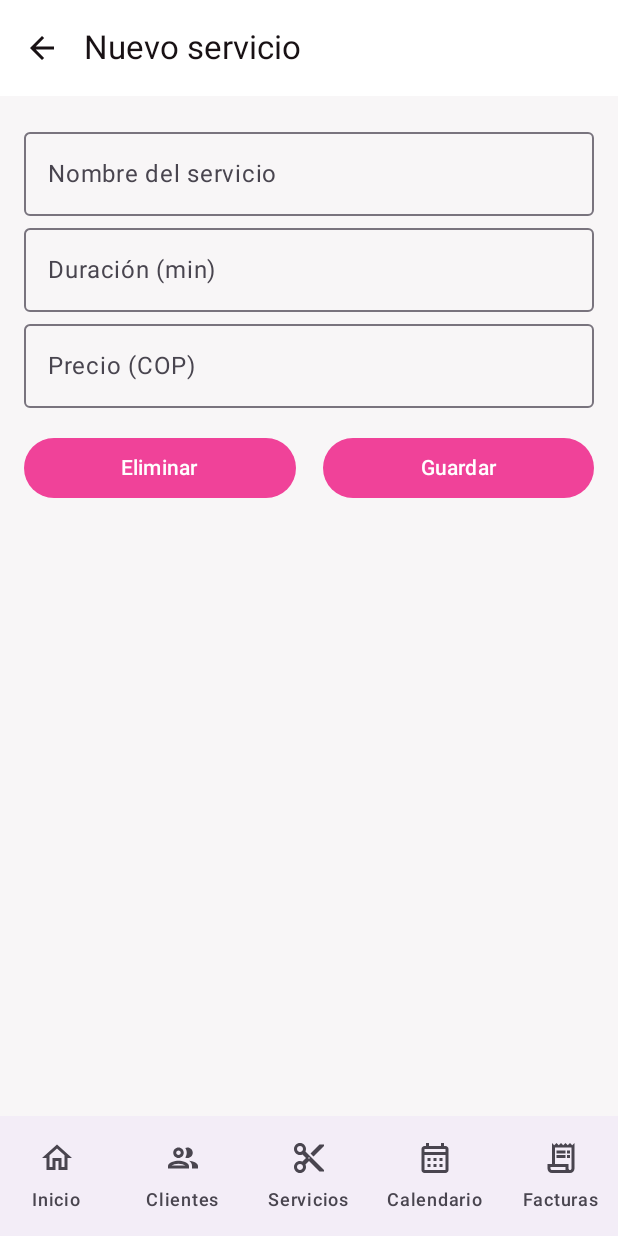
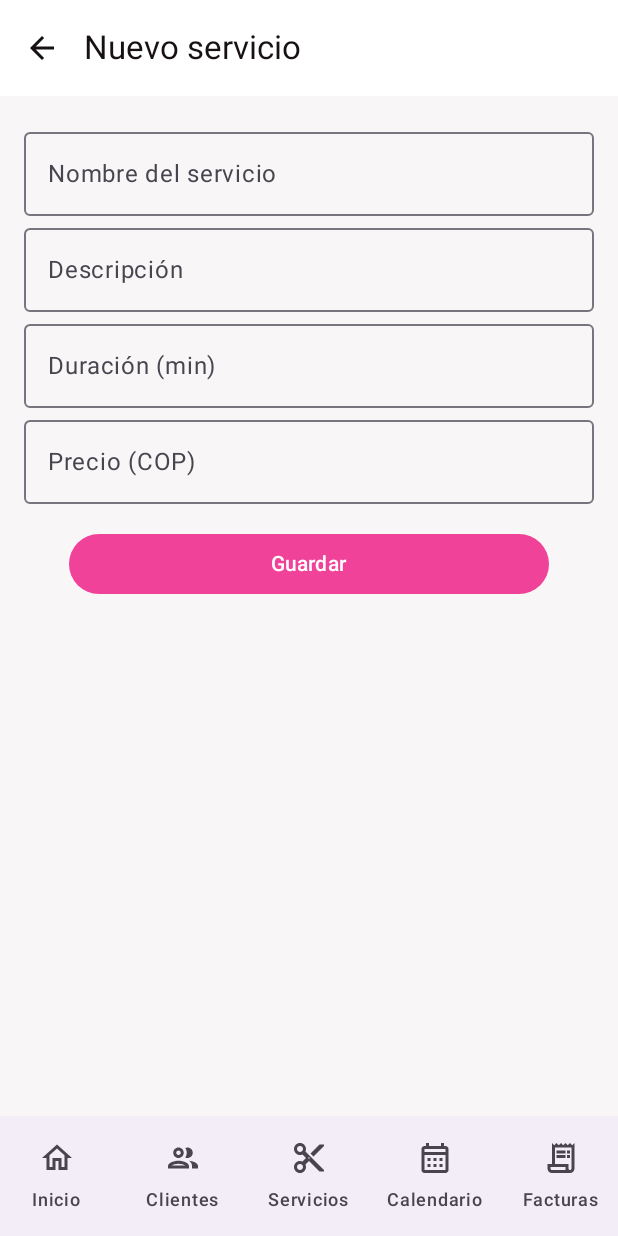
Before and after one commit to EleiderAmaya/Glam-Studio, an Android app built with Jetpack Compose: the NewServiceScreen screen opened through its navigation route, on a phone screen of 412 x 824 dp. Run offline under Robolectric (Android 15) with nearby library versions, the phone set to English and light mode, and no system bars.

Commit message:
Pantalla de creación de servicio completada

```diff
--- a/app/src/main/java/com/glamstudio/ui/screens/NewServiceScreen.kt
+++ b/app/src/main/java/com/glamstudio/ui/screens/NewServiceScreen.kt
@@ -12,7 +12,6 @@ import androidx.compose.material.icons.automirrored.outlined.ArrowBack
 import androidx.compose.material3.Button
 import androidx.compose.material3.Icon
 import androidx.compose.material3.IconButton
-import androidx.compose.material3.MaterialTheme
 import androidx.compose.material3.ExperimentalMaterial3Api
 import androidx.compose.material3.OutlinedTextField
 import androidx.compose.material3.Scaffold
@@ -22,7 +21,6 @@ import androidx.compose.runtime.Composable
 import androidx.compose.runtime.mutableStateOf
 import androidx.compose.runtime.remember
 import androidx.compose.ui.Modifier
-import androidx.compose.ui.text.font.FontWeight
 import androidx.compose.ui.unit.dp
 
 /**
@@ -37,6 +35,7 @@ import androidx.compose.ui.unit.dp
 @Composable
 fun NewServiceScreen(onSaved: () -> Unit, onBack: () -> Unit = {}) {
     val nombre = remember { mutableStateOf("") }
+    val descripcion = remember { mutableStateOf("") }
     val duracion = remember { mutableStateOf("") }
     val precio = remember { mutableStateOf("") }
 
@@ -52,14 +51,13 @@ fun NewServiceScreen(onSaved: () -> Unit, onBack: () -> Unit = {}) {
     ) { paddingValues ->
         Column(modifier = Modifier.fillMaxSize().padding(paddingValues).padding(16.dp)) {
             OutlinedTextField(value = nombre.value, onValueChange = { nombre.value = it }, label = { Text("Nombre del servicio") }, modifier = Modifier.fillMaxWidth())
+            OutlinedTextField(value = descripcion.value, onValueChange = { descripcion.value = it }, label = { Text("Descripción") }, modifier = Modifier.fillMaxWidth())
             OutlinedTextField(value = duracion.value, onValueChange = { duracion.value = it }, label = { Text("Duración (min)") }, modifier = Modifier.fillMaxWidth())
             OutlinedTextField(value = precio.value, onValueChange = { precio.value = it }, label = { Text("Precio (COP)") }, modifier = Modifier.fillMaxWidth())
 
             Spacer(modifier = Modifier.height(16.dp))
             Row(modifier = Modifier.fillMaxWidth()) {
-                Button(onClick = { /* eliminar */ }, modifier = Modifier.weight(1f)) { Text("Eliminar") }
-                Spacer(modifier = Modifier.height(0.dp).weight(0.1f))
-                Button(onClick = onSaved, modifier = Modifier.weight(1f)) { Text("Guardar") }
+                Button(onClick = onSaved, modifier = Modifier.weight(1f).padding(horizontal = 30.dp)) { Text("Guardar") }
             }
         }
     }
```
